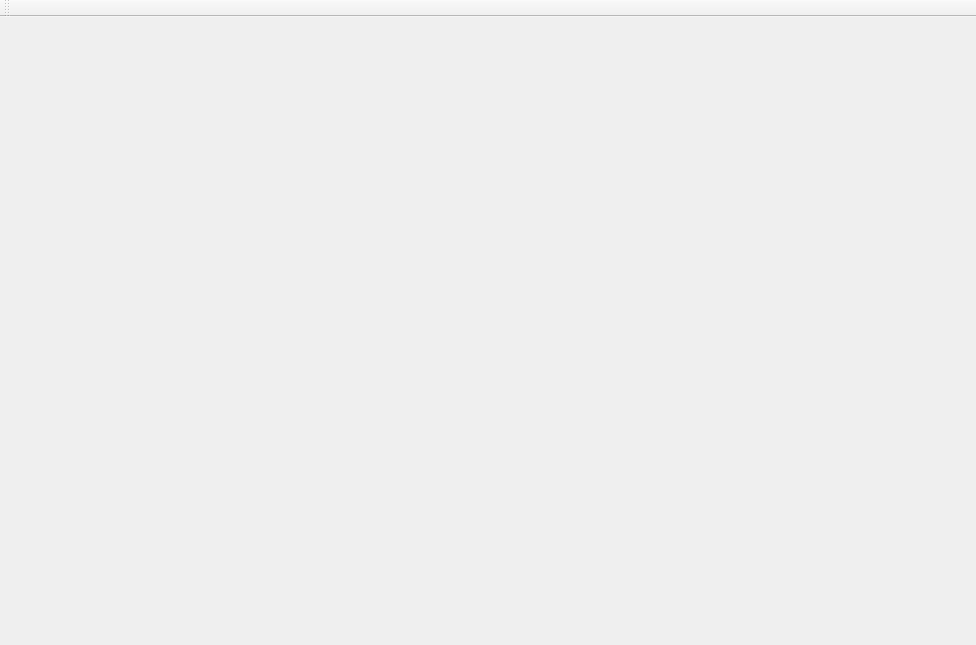
Before: the Qt Designer form mainwindow.ui in jcespinoza/SnakeGame, drawn with Qt 5.
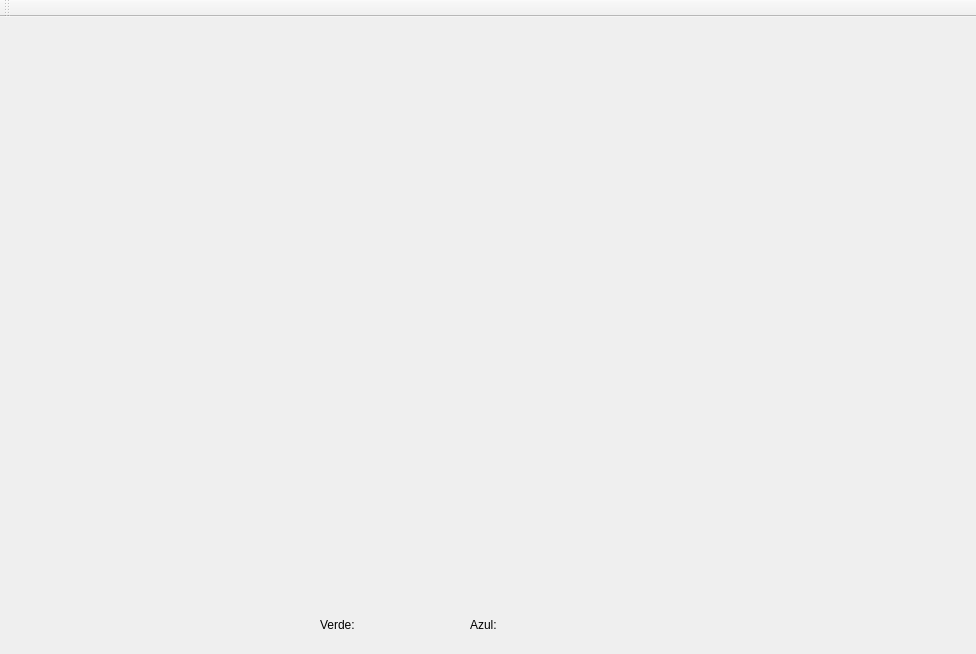
After: the same form once the commit is applied.

What changed in the file:
```diff
--- a/mainwindow.ui
+++ b/mainwindow.ui
@@ -7,7 +7,7 @@
     <x>0</x>
     <y>0</y>
     <width>976</width>
-    <height>645</height>
+    <height>654</height>
    </rect>
   </property>
   <property name="windowTitle">
@@ -38,6 +38,58 @@
      <string/>
     </property>
    </widget>
+   <widget class="QLabel" name="label">
+    <property name="geometry">
+     <rect>
+      <x>320</x>
+      <y>600</y>
+      <width>61</width>
+      <height>16</height>
+     </rect>
+    </property>
+    <property name="text">
+     <string>Verde:</string>
+    </property>
+   </widget>
+   <widget class="QLabel" name="label_2">
+    <property name="geometry">
+     <rect>
+      <x>470</x>
+      <y>600</y>
+      <width>61</width>
+      <height>16</height>
+     </rect>
+    </property>
+    <property name="text">
+     <string>Azul:</string>
+    </property>
+   </widget>
+   <widget class="QLabel" name="lbScore1">
+    <property name="geometry">
+     <rect>
+      <x>380</x>
+      <y>600</y>
+      <width>61</width>
+      <height>16</height>
+     </rect>
+    </property>
+    <property name="text">
+     <string/>
+    </property>
+   </widget>
+   <widget class="QLabel" name="lbScore2">
+    <property name="geometry">
+     <rect>
+      <x>530</x>
+      <y>600</y>
+      <width>61</width>
+      <height>16</height>
+     </rect>
+    </property>
+    <property name="text">
+     <string/>
+    </property>
+   </widget>
   </widget>
   <widget class="QMenuBar" name="menuBar">
    <property name="geometry">
```
